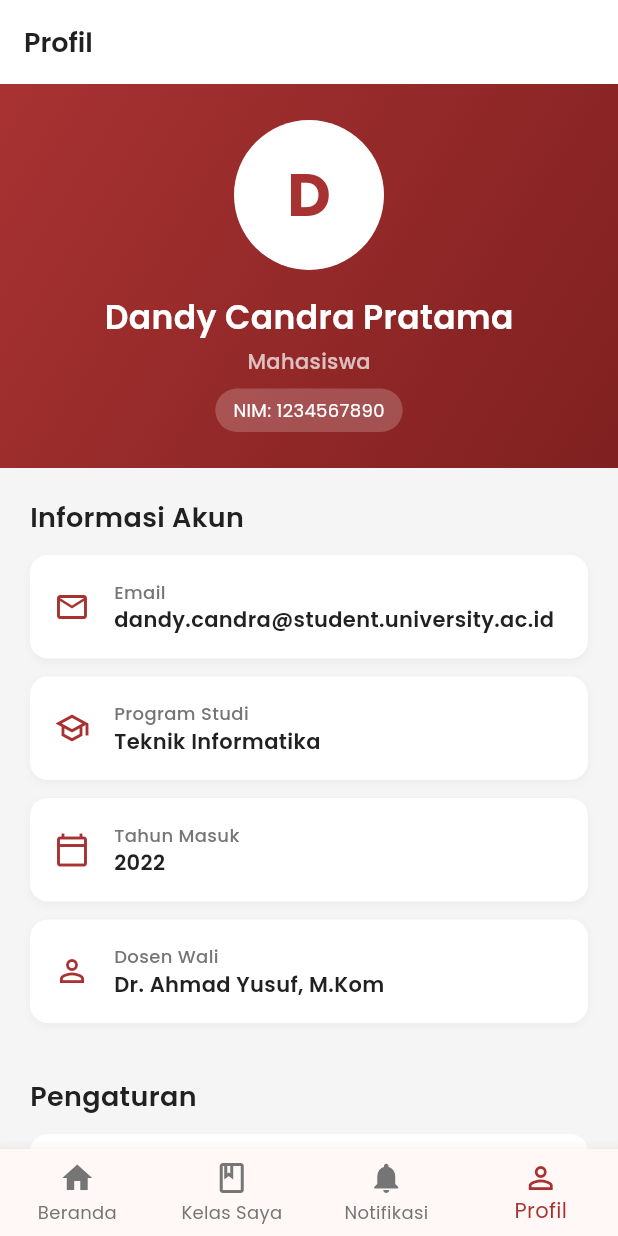
After one commit to ekakamelia/UAS-PAKrofi, a Flutter app: the DashboardScreen screen opened directly, item 4 of the bottom bar chosen, on a phone screen of 412 x 824 dp. The commit adds this screen. Run offline on Flutter 3.47's test engine with Material 3 defaults, Android fonts, the phone set to English and light mode, and no system bars; our stand-ins replace google_fonts; network calls fail.

Commit message:
Menambahkan fitur Profil: halaman profil dengan informasi akun, pengaturan, dan logout. Memperbaiki bug syntax pada upcoming_card.dart dan konflik merge pada pubspec.yaml

```diff
--- a/lib/core/dummy_data.dart
+++ b/lib/core/dummy_data.dart
@@ -16,9 +16,17 @@ class Course {
 class Assignment {
   final String courseName;
   final String title;
+  final String description;
   final DateTime deadline;
+  final String status; // 'Belum Disubmit', 'Disubmit', 'Dinilai'
 
-  const Assignment({required this.courseName, required this.title, required this.deadline});
+  const Assignment({
+    required this.courseName,
+    required this.title,
+    required this.description,
+    required this.deadline,
+    this.status = 'Belum Disubmit',
+  });
 }
 
 class Announcement {
@@ -50,11 +58,13 @@ class DummyData {
     Assignment(
       courseName: 'Desain Tampilan & Pengalaman Pengguna',
       title: 'Tugas 01 - UID Android Mobile Game',
+      description: 'Buatlah desain antarmuka pengguna (UI) untuk game mobile berbasis Android. Sertakan wireframe dan mockup high-fidelity.',
       deadline: DateTime.now().add(const Duration(days: 2)),
     ),
      Assignment(
       courseName: 'Pemrograman Perangkat Bergerak',
       title: 'Tugas 02 - Layout Flutter',
+      description: 'Implementasikan layout dashboard menggunakan Flutter Widget seperti Row, Column, dan Stack.',
       deadline: DateTime.now().add(const Duration(days: 5)),
     ),
   ];
--- a/lib/features/dashboard/dashboard_screen.dart
+++ b/lib/features/dashboard/dashboard_screen.dart
@@ -6,6 +6,7 @@ import 'package:celeoe/features/dashboard/widgets/announcement_banner.dart';
 import 'package:celeoe/features/dashboard/widgets/course_progress_item.dart';
 import 'package:celeoe/features/classes/my_classes_screen.dart';
 import 'package:celeoe/features/notifications/notifications_screen.dart';
+import 'package:celeoe/features/profile/profile_screen.dart';
 
 class DashboardScreen extends StatefulWidget {
   const DashboardScreen({super.key});
@@ -17,12 +18,26 @@ class DashboardScreen extends StatefulWidget {
 class _DashboardScreenState extends State<DashboardScreen> {
   int _selectedIndex = 0;
 
+  String _getAppBarTitle() {
+    switch (_selectedIndex) {
+      case 1:
+        return 'Kelas Saya';
+      case 2:
+        return 'Notifikasi';
+      case 3:
+        return 'Profil';
+      default:
+        return '';
+    }
+  }
+
   @override
   Widget build(BuildContext context) {
     final List<Widget> screens = [
       const DashboardContent(),
       const MyClassesScreen(),
       const NotificationsScreen(),
+      const ProfileScreen(),
     ];
 
     return Scaffold(
@@ -30,7 +45,7 @@ class _DashboardScreenState extends State<DashboardScreen> {
       appBar: _selectedIndex != 0
           ? AppBar(
               title: Text(
-                _selectedIndex == 1 ? 'Kelas Saya' : 'Notifikasi',
+                _getAppBarTitle(),
                 style: AppTextStyles.title,
               ),
               backgroundColor: Colors.white,
@@ -43,6 +58,7 @@ class _DashboardScreenState extends State<DashboardScreen> {
       ),
       bottomNavigationBar: BottomNavigationBar(
         currentIndex: _selectedIndex,
+        type: BottomNavigationBarType.fixed,
         onTap: (index) {
           setState(() {
             _selectedIndex = index;
@@ -59,9 +75,13 @@ class _DashboardScreenState extends State<DashboardScreen> {
              icon: Icon(Icons.class_outlined),
              label: 'Kelas Saya',
           ),
-           BottomNavigationBarItem(
+          BottomNavigationBarItem(
             icon: Icon(Icons.notifications),
             label: 'Notifikasi',
+          ),
+          BottomNavigationBarItem(
+            icon: Icon(Icons.person_outline),
+            label: 'Profil',
           ),
         ],
       ),
--- /dev/null
+++ b/lib/features/profile/profile_screen.dart
@@ -0,0 +1,242 @@
+import 'package:flutter/material.dart';
+import 'package:celeoe/core/theme.dart';
+import 'package:celeoe/core/dummy_data.dart';
+import 'package:celeoe/features/auth/login_screen.dart';
+
+class ProfileScreen extends StatelessWidget {
+  const ProfileScreen({super.key});
+
+  @override
+  Widget build(BuildContext context) {
+    return SingleChildScrollView(
+      child: Column(
+        children: [
+          // Profile Header
+          Container(
+            width: double.infinity,
+            padding: const EdgeInsets.all(24),
+            decoration: const BoxDecoration(
+              gradient: LinearGradient(
+                colors: [AppColors.primary, AppColors.primaryDark],
+                begin: Alignment.topLeft,
+                end: Alignment.bottomRight,
+              ),
+            ),
+            child: Column(
+              children: [
+                CircleAvatar(
+                  radius: 50,
+                  backgroundColor: Colors.white,
+                  child: Text(
+                    DummyData.currentUser.name[0],
+                    style: AppTextStyles.header.copyWith(
+                      fontSize: 40,
+                      color: AppColors.primary,
+                    ),
+                  ),
+                ),
+                const SizedBox(height: 16),
+                Text(
+                  DummyData.currentUser.name,
+                  style: AppTextStyles.title.copyWith(
+                    color: Colors.white,
+                    fontSize: 22,
+                  ),
+                ),
+                const SizedBox(height: 4),
+                Text(
+                  DummyData.currentUser.role,
+                  style: AppTextStyles.subtitle.copyWith(
+                    color: Colors.white70,
+                  ),
+                ),
+                const SizedBox(height: 8),
+                Container(
+                  padding: const EdgeInsets.symmetric(horizontal: 12, vertical: 6),
+                  decoration: BoxDecoration(
+                    color: Colors.white.withAlpha(50),
+                    borderRadius: BorderRadius.circular(20),
+                  ),
+                  child: Text(
+                    'NIM: 1234567890',
+                    style: AppTextStyles.body.copyWith(
+                      color: Colors.white,
+                      fontSize: 12,
+                    ),
+                  ),
+                ),
+              ],
+            ),
+          ),
+
+          const SizedBox(height: 20),
+
+          // Info Section
+          Padding(
+            padding: const EdgeInsets.symmetric(horizontal: 20),
+            child: Column(
+              crossAxisAlignment: CrossAxisAlignment.start,
+              children: [
+                Text(
+                  'Informasi Akun',
+                  style: AppTextStyles.title,
+                ),
+                const SizedBox(height: 12),
+                _buildInfoTile(
+                  icon: Icons.email_outlined,
+                  title: 'Email',
+                  value: 'dandy.candra@student.university.ac.id',
+                ),
+                _buildInfoTile(
+                  icon: Icons.school_outlined,
+                  title: 'Program Studi',
+                  value: 'Teknik Informatika',
+                ),
+                _buildInfoTile(
+                  icon: Icons.calendar_today_outlined,
+                  title: 'Tahun Masuk',
+                  value: '2022',
+                ),
+                _buildInfoTile(
+                  icon: Icons.person_outline,
+                  title: 'Dosen Wali',
+                  value: 'Dr. Ahmad Yusuf, M.Kom',
+                ),
+
+                const SizedBox(height: 24),
+
+                Text(
+                  'Pengaturan',
+                  style: AppTextStyles.title,
+                ),
+                const SizedBox(height: 12),
+                _buildSettingsTile(
+                  icon: Icons.notifications_outlined,
+                  title: 'Notifikasi',
+                  onTap: () {},
+                ),
+                _buildSettingsTile(
+                  icon: Icons.lock_outline,
+                  title: 'Ubah Password',
+                  onTap: () {},
+                ),
+                _buildSettingsTile(
+                  icon: Icons.language_outlined,
+                  title: 'Bahasa',
+                  onTap: () {},
+                ),
+                _buildSettingsTile(
+                  icon: Icons.help_outline,
+                  title: 'Bantuan',
+                  onTap: () {},
+                ),
+
+                const SizedBox(height: 24),
+
+                // Logout Button
+                SizedBox(
+                  width: double.infinity,
+                  height: 50,
+                  child: OutlinedButton.icon(
+                    onPressed: () {
+                      Navigator.pushAndRemoveUntil(
+                        context,
+                        MaterialPageRoute(builder: (context) => const LoginScreen()),
+                        (route) => false,
+                      );
+                    },
+                    icon: const Icon(Icons.logout, color: Colors.red),
+                    label: Text(
+                      'Keluar',
+                      style: AppTextStyles.button.copyWith(color: Colors.red),
+                    ),
+                    style: OutlinedButton.styleFrom(
+                      side: const BorderSide(color: Colors.red),
+                      shape: RoundedRectangleBorder(
+                        borderRadius: BorderRadius.circular(12),
+                      ),
+                    ),
+                  ),
+                ),
+
+                const SizedBox(height: 40),
+              ],
+            ),
+          ),
+        ],
+      ),
+    );
+  }
+
+  Widget _buildInfoTile({
+    required IconData icon,
+    required String title,
+    required String value,
+  }) {
+    return Container(
+      margin: const EdgeInsets.only(bottom: 12),
+      padding: const EdgeInsets.all(16),
+      decoration: BoxDecoration(
+        color: Colors.white,
+        borderRadius: BorderRadius.circular(12),
+        boxShadow: [
+          BoxShadow(
+            color: Colors.black.withAlpha(10),
+            blurRadius: 4,
+            offset: const Offset(0, 2),
+          ),
+        ],
+      ),
+      child: Row(
+        children: [
+          Icon(icon, color: AppColors.primary, size: 24),
+          const SizedBox(width: 16),
+          Column(
+            crossAxisAlignment: CrossAxisAlignment.start,
+            children: [
+              Text(
+                title,
+                style: AppTextStyles.subtitle.copyWith(fontSize: 12),
+              ),
+              Text(
+                value,
+                style: AppTextStyles.body.copyWith(fontWeight: FontWeight.w600),
+              ),
+            ],
+          ),
+        ],
+      ),
+    );
+  }
+
+  Widget _buildSettingsTile({
+    required IconData icon,
+    required String title,
+    required VoidCallback onTap,
+  }) {
+    return InkWell(
+      onTap: onTap,
+      child: Container(
+        margin: const EdgeInsets.only(bottom: 8),
+        padding: const EdgeInsets.all(16),
+        decoration: BoxDecoration(
+          color: Colors.white,
+          borderRadius: BorderRadius.circular(12),
+        ),
+        child: Row(
+          children: [
+            Icon(icon, color: AppColors.textSecondary, size: 24),
+            const SizedBox(width: 16),
+            Expanded(
+              child: Text(
+                title,
+                style: AppTextStyles.body,
+              ),
+            ),
+            const Icon(Icons.chevron_right, color: AppColors.textSecondary),
+          ],
+        ),
+      ),
+    );
+  }
+}
```
Also changed, not shown: lib/features/assignments/assignment_detail_screen.dart (added, +181 -0 lines), lib/features/dashboard/widgets/upcoming_card.dart (+16 -5 lines), pubspec.yaml (+1 -159 lines), pubspec.lock.
